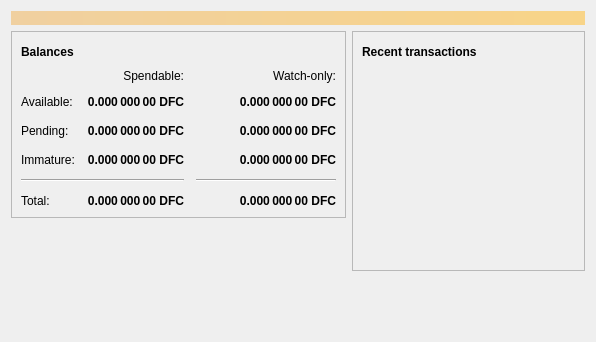
Before: the Qt Designer form src/qt/forms/overviewpage.ui in charlesrocket/defcoin, drawn with Qt 5.
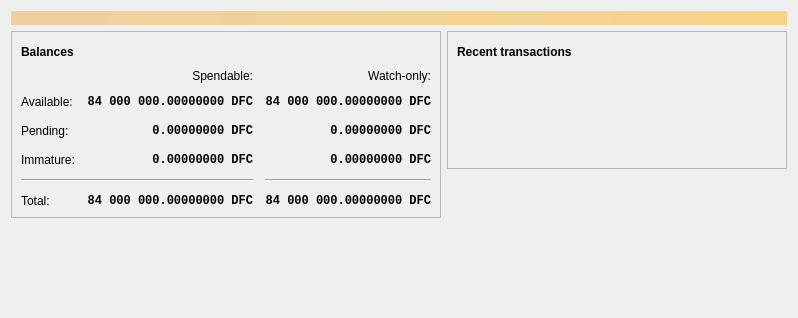
After: the same form once the commit is applied. Icons and pictures are not drawn. Custom widgets are drawn as their Qt base class.

What changed in the file:
```diff
--- a/src/qt/forms/overviewpage.ui
+++ b/src/qt/forms/overviewpage.ui
@@ -6,8 +6,8 @@
    <rect>
     <x>0</x>
     <y>0</y>
-    <width>596</width>
-    <height>342</height>
+    <width>798</width>
+    <height>318</height>
    </rect>
   </property>
   <property name="windowTitle">
@@ -118,6 +118,7 @@
              <widget class="QLabel" name="labelWatchPending">
               <property name="font">
                <font>
+                <family>Monospace</family>
                 <weight>75</weight>
                 <bold>true</bold>
                </font>
@@ -129,7 +130,7 @@
                <string>Unconfirmed transactions to watch-only addresses</string>
               </property>
               <property name="text">
-               <string notr="true">0.000 000 00 DFC</string>
+               <string notr="true">0.00000000 DFC</string>
               </property>
               <property name="alignment">
                <set>Qt::AlignRight|Qt::AlignTrailing|Qt::AlignVCenter</set>
@@ -143,6 +144,7 @@
              <widget class="QLabel" name="labelUnconfirmed">
               <property name="font">
                <font>
+                <family>Monospace</family>
                 <weight>75</weight>
                 <bold>true</bold>
                </font>
@@ -154,7 +156,7 @@
                <string>Total of transactions that have yet to be confirmed, and do not yet count toward the spendable balance</string>
               </property>
               <property name="text">
-               <string notr="true">0.000 000 00 DFC</string>
+               <string notr="true">0.00000000 DFC</string>
               </property>
               <property name="alignment">
                <set>Qt::AlignRight|Qt::AlignTrailing|Qt::AlignVCenter</set>
@@ -168,6 +170,7 @@
              <widget class="QLabel" name="labelWatchImmature">
               <property name="font">
                <font>
+                <family>Monospace</family>
                 <weight>75</weight>
                 <bold>true</bold>
                </font>
@@ -179,7 +182,7 @@
                <string>Mined balance in watch-only addresses that has not yet matured</string>
               </property>
               <property name="text">
-               <string notr="true">0.000 000 00 DFC</string>
+               <string notr="true">0.00000000 DFC</string>
               </property>
               <property name="alignment">
                <set>Qt::AlignRight|Qt::AlignTrailing|Qt::AlignVCenter</set>
@@ -226,6 +229,7 @@
              <widget class="QLabel" name="labelImmature">
               <property name="font">
                <font>
+                <family>Monospace</family>
                 <weight>75</weight>
                 <bold>true</bold>
                </font>
@@ -237,7 +241,7 @@
                <string>Mined balance that has not yet matured</string>
               </property>
               <property name="text">
-               <string notr="true">0.000 000 00 DFC</string>
+               <string notr="true">0.00000000 DFC</string>
               </property>
               <property name="alignment">
                <set>Qt::AlignRight|Qt::AlignTrailing|Qt::AlignVCenter</set>
@@ -271,6 +275,7 @@
              <widget class="QLabel" name="labelTotal">
               <property name="font">
                <font>
+                <family>Monospace</family>
                 <weight>75</weight>
                 <bold>true</bold>
                </font>
@@ -282,7 +287,7 @@
                <string>Your current total balance</string>
               </property>
               <property name="text">
-               <string notr="true">0.000 000 00 DFC</string>
+               <string notr="true">84 000 000.00000000 DFC</string>
               </property>
               <property name="alignment">
                <set>Qt::AlignRight|Qt::AlignTrailing|Qt::AlignVCenter</set>
@@ -296,6 +301,7 @@
              <widget class="QLabel" name="labelWatchTotal">
               <property name="font">
                <font>
+                <family>Monospace</family>
                 <weight>75</weight>
                 <bold>true</bold>
                </font>
@@ -307,7 +313,7 @@
                <string>Current total balance in watch-only addresses</string>
               </property>
               <property name="text">
-               <string notr="true">0.000 000 00 DFC</string>
+               <string notr="true">84 000 000.00000000 DFC</string>
               </property>
               <property name="alignment">
                <set>Qt::AlignRight|Qt::AlignTrailing|Qt::AlignVCenter</set>
@@ -338,6 +344,7 @@
              <widget class="QLabel" name="labelBalance">
               <property name="font">
                <font>
+                <family>Monospace</family>
                 <weight>75</weight>
                 <bold>true</bold>
                </font>
@@ -349,7 +356,7 @@
                <string>Your current spendable balance</string>
               </property>
               <property name="text">
-               <string notr="true">0.000 000 00 DFC</string>
+               <string notr="true">84 000 000.00000000 DFC</string>
               </property>
               <property name="alignment">
                <set>Qt::AlignRight|Qt::AlignTrailing|Qt::AlignVCenter</set>
@@ -363,6 +370,7 @@
              <widget class="QLabel" name="labelWatchAvailable">
               <property name="font">
                <font>
+                <family>Monospace</family>
                 <weight>75</weight>
                 <bold>true</bold>
                </font>
@@ -374,7 +382,7 @@
                <string>Your current balance in watch-only addresses</string>
               </property>
               <property name="text">
-               <string notr="true">0.000 000 00 DFC</string>
+               <string notr="true">84 000 000.00000000 DFC</string>
               </property>
               <property name="alignment">
                <set>Qt::AlignRight|Qt::AlignTrailing|Qt::AlignVCenter</set>
@@ -509,6 +517,9 @@
             <property name="horizontalScrollBarPolicy">
              <enum>Qt::ScrollBarAlwaysOff</enum>
             </property>
+            <property name="sizeAdjustPolicy">
+             <enum>QAbstractScrollArea::AdjustToContents</enum>
+            </property>
             <property name="selectionMode">
              <enum>QAbstractItemView::NoSelection</enum>
             </property>
@@ -536,6 +547,13 @@
    </item>
   </layout>
  </widget>
+ <customwidgets>
+  <customwidget>
+   <class>TransactionOverviewWidget</class>
+   <extends>QListView</extends>
+   <header>qt/transactionoverviewwidget.h</header>
+  </customwidget>
+ </customwidgets>
  <resources/>
  <connections/>
 </ui>
```
Left out of the diff: 5 changed lines with no effect on the pictures.
